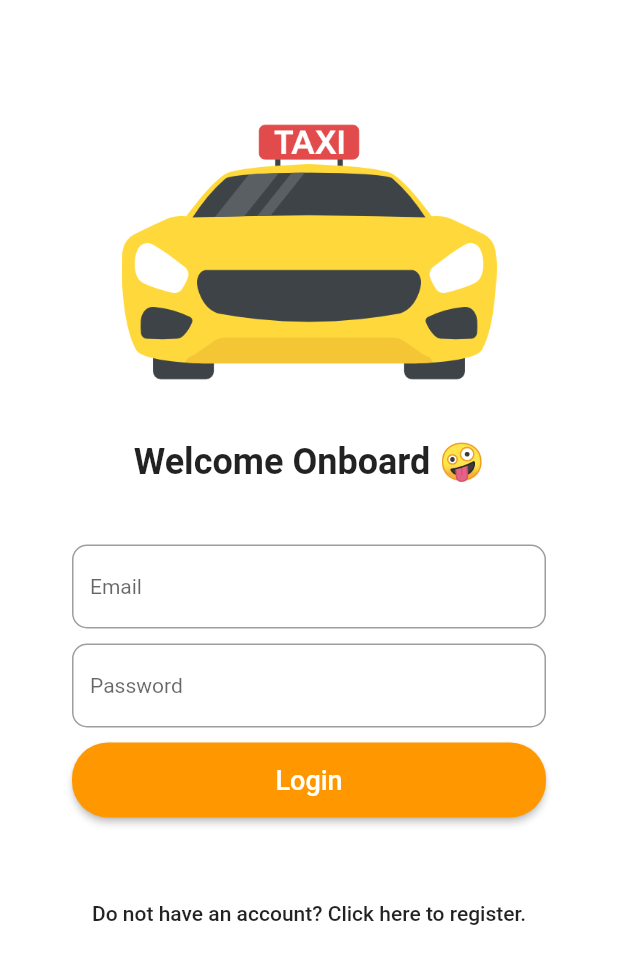
After one commit to INF800/locouser, a Flutter app: the LoginScreen screen opened directly, on a phone screen of 412 x 824 dp. The commit adds this screen. Shown: the top 964 px of the screen. Run offline on Flutter 3.47's test engine with Material 2 defaults, Android fonts, the phone set to English and light mode, and no system bars; Roboto replaces fonts that are missing (Bolt Semibold).

Commit message:
login page with design

```diff
--- a/lib/main.dart
+++ b/lib/main.dart
@@ -1,5 +1,6 @@
 import 'package:flutter/material.dart';
 import 'package:locouser/screen/mainscreen.dart';
+import 'package:locouser/screen/loginscreen.dart';
 
 void main() {
   runApp(RootApp());
@@ -17,6 +18,7 @@ class RootApp extends StatelessWidget {
         visualDensity: VisualDensity.adaptivePlatformDensity,
       ),
       home: MainScreen(),
+      // home: LoginScreen(),
     );
   }
 }
--- /dev/null
+++ b/lib/screen/loginscreen.dart
@@ -0,0 +1,143 @@
+import 'package:flutter/material.dart';
+
+class LoginScreen extends StatefulWidget {
+  @override
+  _LoginScreenState createState() => _LoginScreenState();
+}
+
+class _LoginScreenState extends State<LoginScreen> {
+  @override
+  Widget build(BuildContext context) {
+    return Scaffold(
+        backgroundColor: Colors.white,
+
+        // SingleChildScrollView makes sure thaT
+        // app works smoothly when keyboard is open
+        // and when we have wide variety of screen sizes
+        body: SingleChildScrollView(
+            child: Padding(
+                padding: EdgeInsets.all(8.0),
+                child: Column(
+                  children: [
+                    // logo
+                    SizedBox(
+                      height: 35.0,
+                    ),
+                    Image(
+                      image: AssetImage('images/logo1.png'),
+                      height: 250.0,
+                      width: MediaQuery.of(context).size.width * 1.0,
+                      alignment: Alignment.center,
+                    ),
+
+                    // logo text
+                    SizedBox(
+                      height: 1.0,
+                    ),
+                    Text(
+                      'Welcome Onboard 🤪',
+                      style: TextStyle(
+                        fontSize: 24.0,
+                        fontFamily: "Bolt Semibold",
+                        fontWeight: FontWeight.bold,
+                      ),
+                    ),
+
+                    // login form
+                    Padding(
+                        padding: EdgeInsets.all(40.0),
+                        child: Column(
+                          children: [
+                            // email field
+                            SizedBox(
+                              height: 1.0,
+                            ),
+                            TextField(
+                              keyboardType: TextInputType.emailAddress,
+                              style: TextStyle(
+                                fontSize: 14.0,
+                              ),
+                              decoration: InputDecoration(
+                                hintText: 'Email',
+                                hintStyle: TextStyle(
+                                  fontSize: 14.0,
+                                ),
+                                border: OutlineInputBorder(
+                                  borderRadius: BorderRadius.circular(10.0),
+                                ),
+                                focusedBorder: OutlineInputBorder(
+                                  borderRadius: BorderRadius.circular(10.0),
+                                  borderSide: BorderSide(
+                                    color: Colors.grey,
+                                  ),
+                                ),
+                              ),
+                            ),
+
+                            // password field
+                            SizedBox(
+                              height: 10.0,
+                            ),
+                            TextField(
+                              obscureText: true,
+                              style: TextStyle(
+                                fontSize: 14.0,
+                              ),
+                              decoration: InputDecoration(
+                                hintText: 'Password',
+                                hintStyle: TextStyle(
+                                  fontSize: 14.0,
+                                ),
+                                border: OutlineInputBorder(
+                                  borderRadius: BorderRadius.circular(10.0),
+                                ),
+                                focusedBorder: OutlineInputBorder(
+                                  borderRadius: BorderRadius.circular(10.0),
+                                  borderSide: BorderSide(
+                                    color: Colors.grey,
+                                  ),
+                                ),
+                              ),
+                            ),
+
+                            // login button
+                            SizedBox(
+                              height: 10.0,
+                            ),
+                            RaisedButton(
+                                color: Colors.orange,
+                                textColor: Colors.white,
+                                child: Container(
+                                  height: 50.0,
+                                  child: Center(
+                                    child: Text(
+                                      "Login",
+                                      style: TextStyle(
+                                        fontSize: 18.0,
+                                        fontFamily: "Bolt Semibold",
+                                      ),
+                                    ),
+                                  ),
+                                ),
+                                shape: RoundedRectangleBorder(
+                                  borderRadius: BorderRadius.circular(24.0),
+                                ),
+                                onPressed: () {
+                                  print("logged in x1");
+                                }),
+                          ],
+                        )),
+
+                    // todo: forgot password
+
+                    // signup
+                    FlatButton(
+                        child: Text(
+                            "Do not have an account? Click here to register."),
+                        onPressed: () {
+                          print("signup");
+                        }),
+                  ],
+                ))));
+  }
+}
```
